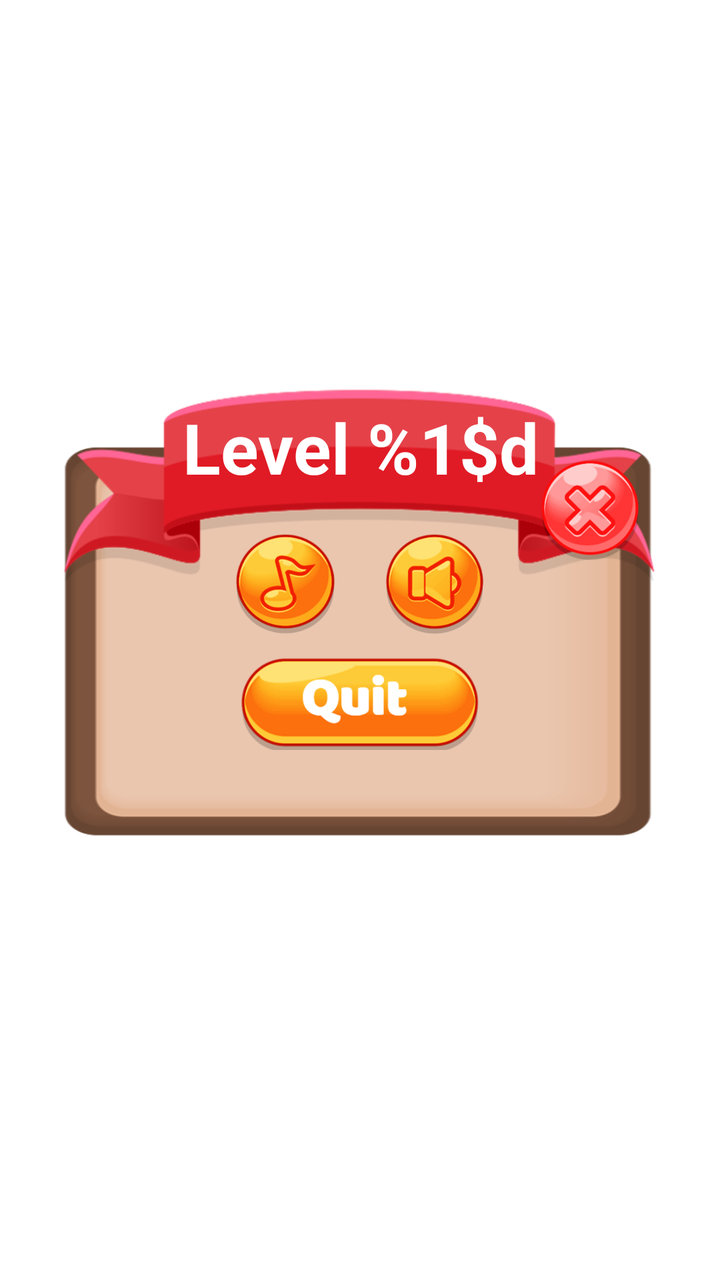
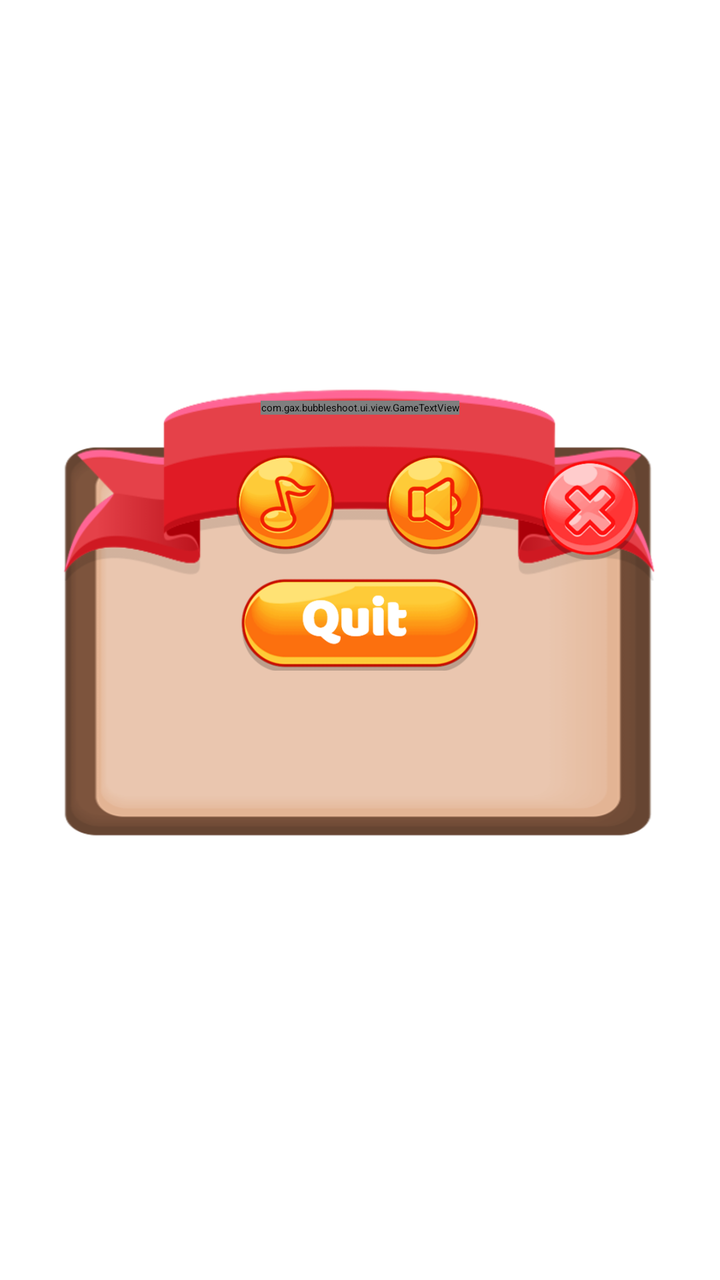

An Android layout rendered at two revisions. The XML below is the earlier revision; the diff shows what the commit changed to produce the second picture.
<!-- AndroidManifest.xml: application theme Theme.App.Starting -->
<!-- res/layout/dialog_pause.xml -->
<?xml version="1.0" encoding="utf-8"?>
<androidx.constraintlayout.widget.ConstraintLayout
    xmlns:android="http://schemas.android.com/apk/res/android"
    xmlns:app="http://schemas.android.com/apk/res-auto"
    xmlns:tools="http://schemas.android.com/tools"
    android:layout_width="match_parent"
    android:layout_height="match_parent"
    tools:ignore="ContentDescription">

    <ImageView
        android:id="@+id/image_dialog"
        android:layout_width="@dimen/dialog_width"
        android:layout_height="0dp"
        android:background="@drawable/dialog"
        app:layout_constraintBottom_toBottomOf="parent"
        app:layout_constraintDimensionRatio="3:2"
        app:layout_constraintEnd_toEndOf="parent"
        app:layout_constraintStart_toStartOf="parent"
        app:layout_constraintTop_toTopOf="parent" />

    <ImageView
        android:id="@+id/image_ribbon"
        android:layout_width="0dp"
        android:layout_height="0dp"
        android:layout_marginTop="@dimen/margin_overlap"
        android:src="@drawable/ribbon"
        app:layout_constraintDimensionRatio="3:1"
        app:layout_constraintEnd_toEndOf="@id/image_dialog"
        app:layout_constraintStart_toStartOf="@id/image_dialog"
        app:layout_constraintTop_toTopOf="@id/image_dialog" />

    <TextView
        android:id="@+id/txt_level"
        android:layout_width="wrap_content"
        android:layout_height="wrap_content"
        android:layout_marginTop="@dimen/margin_10"
        app:fontFamily="@font/baloo"
        android:gravity="center"
        android:text="@string/txt_level"
        android:textColor="@color/white"
        android:textSize="@dimen/txt_dialog_size"
        android:textStyle="bold"
        app:layout_constraintEnd_toEndOf="@id/image_ribbon"
        app:layout_constraintStart_toStartOf="@id/image_ribbon"
        app:layout_constraintTop_toTopOf="@id/image_ribbon" />

    <ImageButton
        android:id="@+id/btn_resume"
        android:layout_width="@dimen/btn_round_width"
        android:layout_height="@dimen/btn_round_width"
        android:layout_margin="@dimen/margin_10"
        android:background="@drawable/btn_cancel"
        app:layout_constraintEnd_toEndOf="@id/image_dialog"
        app:layout_constraintTop_toTopOf="@id/image_dialog" />

    <ImageButton
        android:id="@+id/btn_music"
        android:layout_width="@dimen/btn_round_width"
        android:layout_height="@dimen/btn_round_width"
        android:layout_marginTop="@dimen/margin_20"
        android:background="@drawable/btn_music_on"
        app:layout_constraintEnd_toEndOf="@id/image_dialog"
        app:layout_constraintHorizontal_bias="0.35"
        app:layout_constraintStart_toStartOf="@id/image_dialog"
        app:layout_constraintTop_toBottomOf="@id/txt_level" />

    <ImageButton
        android:id="@+id/btn_sound"
        android:layout_width="@dimen/btn_round_width"
        android:layout_height="@dimen/btn_round_width"
        android:background="@drawable/btn_sound_on"
        app:layout_constraintBottom_toBottomOf="@id/btn_music"
        app:layout_constraintEnd_toEndOf="@id/image_dialog"
        app:layout_constraintHorizontal_bias="0.65"
        app:layout_constraintStart_toStartOf="@id/image_dialog"
        app:layout_constraintTop_toTopOf="@id/btn_music" />

    <ImageButton
        android:id="@+id/btn_quit"
        android:layout_width="@dimen/btn_small_width"
        android:layout_height="0dp"
        android:layout_margin="@dimen/margin_10"
        android:background="@drawable/btn_quit"
        app:layout_constraintDimensionRatio="5:2"
        app:layout_constraintEnd_toEndOf="@id/image_dialog"
        app:layout_constraintStart_toStartOf="@id/image_dialog"
        app:layout_constraintTop_toBottomOf="@+id/btn_music" />

</androidx.constraintlayout.widget.ConstraintLayout>
<!-- resources referenced by this layout -->
<resources>
  <color name="white">#FFFFFFFF</color>
  <dimen name="btn_round_width">50dp</dimen>
  <dimen name="btn_small_width">120dp</dimen>
  <dimen name="dialog_width">300dp</dimen>
  <dimen name="margin_10">10dp</dimen>
  <dimen name="margin_20">20dp</dimen>
  <dimen name="margin_overlap">-30dp</dimen>
  <dimen name="txt_dialog_size">35sp</dimen>
  <!-- drawable btn_cancel: png bitmap (drawable, 32030 bytes) -->
  <!-- drawable btn_music_on: png bitmap (drawable, 44266 bytes) -->
  <!-- drawable btn_quit: png bitmap (drawable, 34018 bytes) -->
  <!-- drawable btn_sound_on: png bitmap (drawable, 40855 bytes) -->
  <!-- drawable dialog: png bitmap (drawable, 19055 bytes) -->
  <!-- drawable ribbon: png bitmap (drawable, 30961 bytes) -->
  <string name="txt_level">Level %1$d</string>
  <style name="Theme.App.Starting" parent="Theme.SplashScreen">
          
          <item name="windowSplashScreenBackground">@color/brown</item>
          
          
          <item name="postSplashScreenTheme">@style/Theme.AnimalsPop</item>
      </style>
  <color name="brown">#4E342E</color>
  <style name="Theme.AnimalsPop" parent="Theme.MaterialComponents.DayNight.NoActionBar">
          
          <item name="colorPrimary">@color/purple_500</item>
          <item name="colorPrimaryVariant">@color/purple_700</item>
          <item name="colorOnPrimary">@color/white</item>
          
          <item name="colorSecondary">@color/teal_200</item>
          <item name="colorSecondaryVariant">@color/teal_700</item>
          <item name="colorOnSecondary">@color/black</item>
          
          <item name="android:statusBarColor" tools:targetApi="l">?attr/colorPrimaryVariant</item>
          
      </style>
  <color name="purple_500">#FF6200EE</color>
  <color name="purple_700">#FF3700B3</color>
  <color name="teal_200">#FF03DAC5</color>
  <color name="teal_700">#FF018786</color>
  <color name="black">#FF000000</color>
</resources>

<!-- the commit's change to res/layout/dialog_pause.xml (unified diff, before → after) -->
@@ -29,7 +29,7 @@
         app:layout_constraintStart_toStartOf="@id/image_dialog"
         app:layout_constraintTop_toTopOf="@id/image_dialog" />
 
-    <TextView
+    <com.gax.bubbleshoot.ui.view.GameTextView
         android:id="@+id/txt_level"
         android:layout_width="wrap_content"
         android:layout_height="wrap_content"
